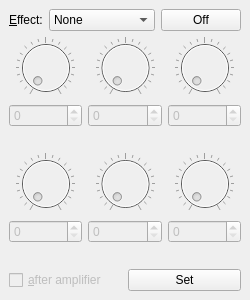
The window that plug/effect.ui (b2ornot2b/plug) describes before a commit, drawn with Qt 5.
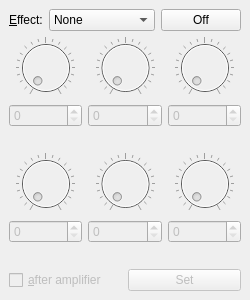
The same window after the commit.

```diff
--- a/plug/effect.ui
+++ b/plug/effect.ui
@@ -520,7 +520,7 @@
       <item>
        <widget class="QPushButton" name="setButton">
         <property name="enabled">
-         <bool>true</bool>
+         <bool>false</bool>
         </property>
         <property name="text">
          <string>Set</string>
```
